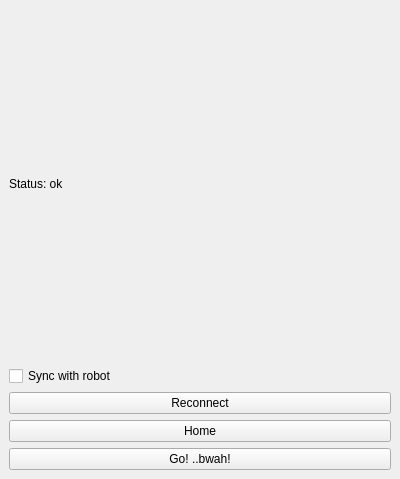
Qt form plugin/src/EITPlugin.ui (sampuka/eit_project) before a commit.
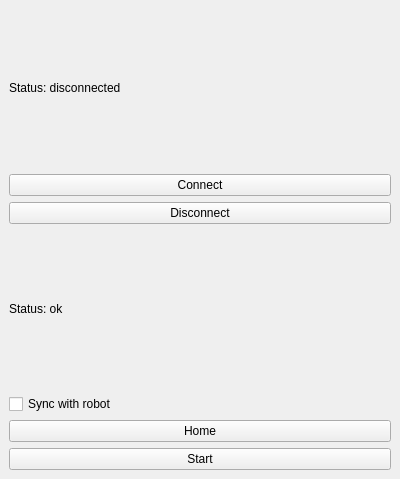
The same form after that commit.

The edit to the form file:
```diff
--- a/plugin/src/EITPlugin.ui
+++ b/plugin/src/EITPlugin.ui
@@ -16,7 +16,31 @@
   <widget class="QWidget" name="dockWidgetContents">
    <layout class="QVBoxLayout">
     <item>
-     <widget class="QLabel" name="ui_status_label">
+     <widget class="QLabel" name="ui_label_connection">
+      <property name="text">
+       <string>Status: disconnected</string>
+      </property>
+      <property name="textFormat">
+       <enum>Qt::RichText</enum>
+      </property>
+     </widget>
+    </item>
+    <item>
+     <widget class="QPushButton" name="ui_button_connect">
+      <property name="text">
+       <string>Connect</string>
+      </property>
+     </widget>
+    </item>
+    <item>
+     <widget class="QPushButton" name="ui_button_disconnect">
+      <property name="text">
+       <string>Disconnect</string>
+      </property>
+     </widget>
+    </item>
+    <item>
+     <widget class="QLabel" name="ui_label_status">
       <property name="text">
        <string>Status: ok</string>
       </property>
@@ -35,13 +59,6 @@
       </property>
      </widget>
     </item>
-    <item>
-     <widget class="QPushButton" name="ui_reconnect_button">
-      <property name="text">
-       <string>Reconnect</string>
-      </property>
-     </widget>
-    </item>
     <item>
      <widget class="QPushButton" name="ui_home_button">
       <property name="text">
@@ -52,7 +69,7 @@
     <item>
      <widget class="QPushButton" name="ui_go_button">
       <property name="text">
-       <string>Go! ..bwah!</string>
+       <string>Start</string>
       </property>
      </widget>
     </item>
```
Left out of the diff: 2 changed lines with no effect on the pictures.
